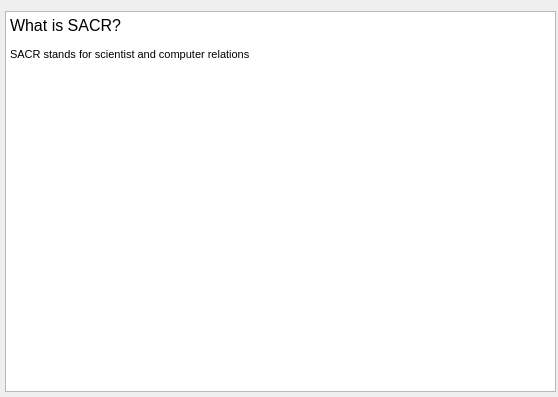
This is usermanual.ui in athenabjorg/sacr as Qt 5 draws it before an edit. The edited form follows.
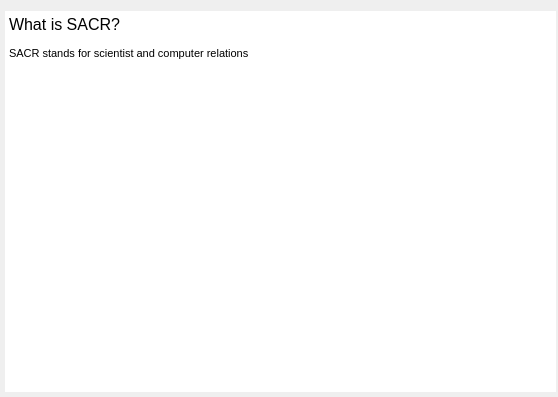
This is the edited form.

What changed in the file:
```diff
--- a/usermanual.ui
+++ b/usermanual.ui
@@ -40,6 +40,9 @@
      <height>381</height>
     </rect>
    </property>
+   <property name="frameShape">
+    <enum>QFrame::NoFrame</enum>
+   </property>
    <property name="html">
     <string>&lt;!DOCTYPE HTML PUBLIC &quot;-//W3C//DTD HTML 4.0//EN&quot; &quot;http://www.w3.org/TR/REC-html40/strict.dtd&quot;&gt;
 &lt;html&gt;&lt;head&gt;&lt;meta name=&quot;qrichtext&quot; content=&quot;1&quot; /&gt;&lt;style type=&quot;text/css&quot;&gt;
```
Left out of the diff: 2 changed lines with no effect on the pictures.
